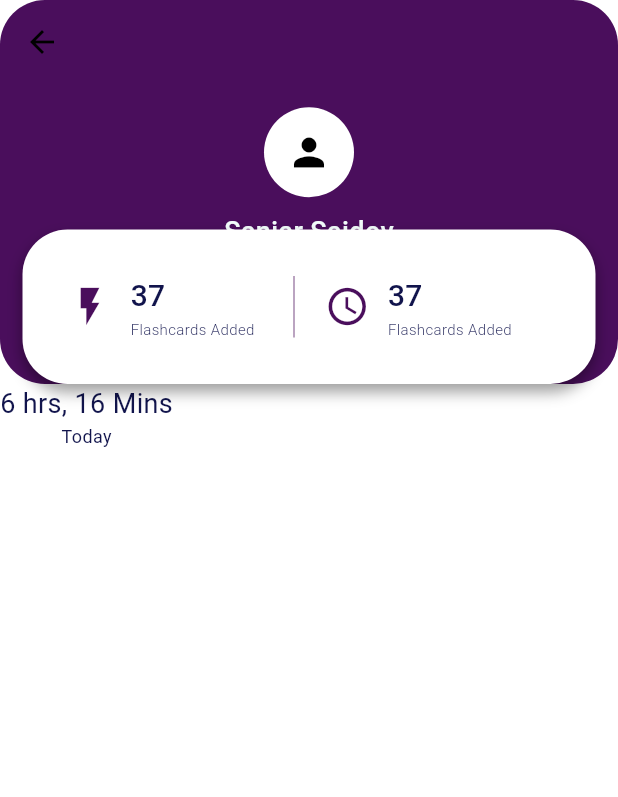
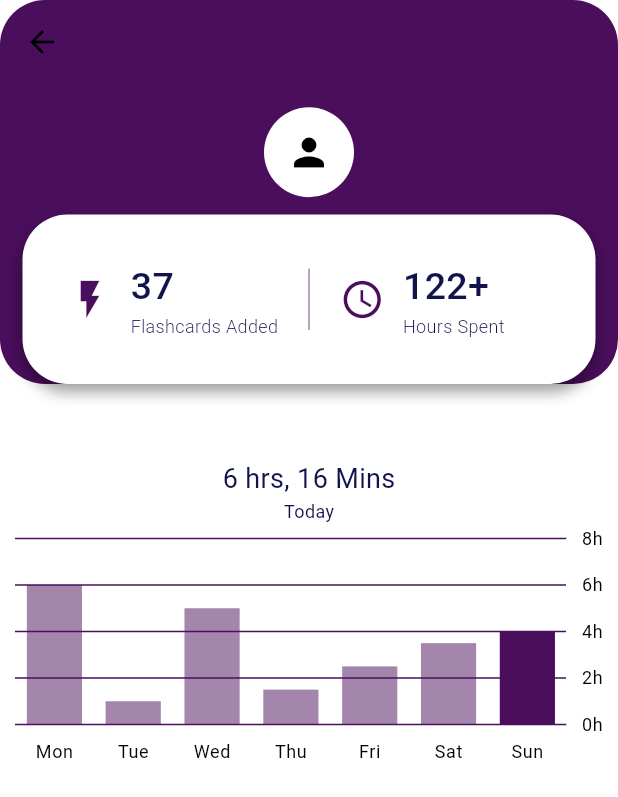
Before and after one commit to Sanjarbek17/flash_cards_app, a Flutter app: the AccountScreen screen opened by its route, on a phone screen of 412 x 824 dp. Shown: the top 797 px of the screen. Run offline on Flutter 3.47's test engine with Material 3 defaults, Android fonts, the phone set to English and light mode, and no system bars; our stand-ins replace awesome_extensions, carousel_slider, flutter_svg, syncfusion_flutter_charts.

Commit message:
graph added

```diff
--- a/lib/core/theme/custom_colors.dart
+++ b/lib/core/theme/custom_colors.dart
@@ -6,5 +6,7 @@ class CustomColors {
   static const Color textColorBlue = Color(0xff11144C);
   static const Color textColorWhite = Color(0xffF4FFFD);
 
+  static const Color gridColor = Color(0x3E011936);
+
   static const Color white = Colors.white;
 }
--- a/lib/core/theme/custom_text_theme.dart
+++ b/lib/core/theme/custom_text_theme.dart
@@ -48,12 +48,12 @@ class CustomTextTheme {
   );
 
   static const flashTextStyle = TextStyle(
-    fontSize: 20,
+    fontSize: 25,
     fontWeight: FontWeight.w500,
     color: CustomColors.textColorBlue,
   );
   static const flashSubTextStyle = TextStyle(
-    fontSize: 10,
+    fontSize: 12,
     fontWeight: FontWeight.w300,
     color: CustomColors.textColorBlue,
   );
--- a/lib/presentation/pages/account_screen.dart
+++ b/lib/presentation/pages/account_screen.dart
@@ -3,9 +3,33 @@ import 'package:flash_cards_app/core/extension/text_theme_extension.dart';
 import 'package:flash_cards_app/core/theme/custom_colors.dart';
 import 'package:flash_cards_app/presentation/widgets/flash_widget.dart';
 import 'package:flutter/material.dart';
+import 'package:syncfusion_flutter_charts/charts.dart';
 
-class AccountScreen extends StatelessWidget {
+class AccountScreen extends StatefulWidget {
   const AccountScreen({super.key});
+
+  @override
+  State<AccountScreen> createState() => _AccountScreenState();
+}
+
+class _AccountScreenState extends State<AccountScreen> {
+  late List<_ChartData> data;
+  late TooltipBehavior _tooltip;
+
+  @override
+  void initState() {
+    data = [
+      _ChartData('Mon', 6),
+      _ChartData('Tue', 1),
+      _ChartData('Wed', 5),
+      _ChartData('Thu', 1.5),
+      _ChartData('Fri', 2.5),
+      _ChartData('Sat', 3.5),
+      _ChartData('Sun', 4),
+    ];
+    _tooltip = TooltipBehavior(enable: true);
+    super.initState();
+  }
 
   @override
   Widget build(BuildContext context) {
@@ -48,8 +72,10 @@ class AccountScreen extends StatelessWidget {
                     mainAxisAlignment: MainAxisAlignment.spaceEvenly,
                     children: [
                       const Expanded(
+                        flex: 10,
                         child: FlashWidget(icon: Icons.flash_on, title: '37', subTitle: 'Flashcards Added'),
                       ),
+                      const SizedBox(width: 20),
                       Container(
                         width: 1,
                         height: 41,
@@ -57,7 +83,8 @@ class AccountScreen extends StatelessWidget {
                       ),
                       const SizedBox(width: 20),
                       const Expanded(
-                        child: FlashWidget(icon: Icons.schedule, title: '37', subTitle: 'Flashcards Added'),
+                        flex: 10,
+                        child: FlashWidget(icon: Icons.schedule, title: '122+', subTitle: 'Hours Spent'),
                       ),
                     ],
                   ),
@@ -69,10 +96,66 @@ class AccountScreen extends StatelessWidget {
       ),
       body: Column(
         children: [
+          const SizedBox(height: 50),
           Text('6 hrs, 16 Mins', style: context.accountBodyTextStyle),
           Text('Today', style: context.accountBodySubTextStyle),
+          SizedBox(
+            height: 170,
+            child: SfCartesianChart(
+              primaryXAxis: const CategoryAxis(),
+              primaryYAxis: const NumericAxis(
+                opposedPosition: true,
+                interval: 2,
+                labelFormat: '{value}h',
+                majorGridLines: MajorGridLines(
+                  width: 1,
+                  color: CustomColors.primaryColor,
+                ),
+                minorGridLines: MinorGridLines(
+                  width: 500,
+                  color: Colors.red,
+                ),
+              ),
+              tooltipBehavior: _tooltip,
+              series: <CartesianSeries<_ChartData, String>>[
+                ColumnSeries<_ChartData, String>(
+                  dataSource: data,
+                  xValueMapper: (_ChartData data, _) => data.x,
+                  yValueMapper: (_ChartData data, _) => data.y,
+                  pointColorMapper: (_ChartData data, _) {
+                    DateTime now = DateTime.now();
+                    String currentDay = [
+                      'Sun',
+                      'Mon',
+                      'Tue',
+                      'Wed',
+                      'Thu',
+                      'Fri',
+                      'Sat',
+                    ][now.weekday % 7];
+                    return data.x == currentDay
+                        ? CustomColors.primaryColor
+                        : CustomColors.primaryColor.withOpacity(
+                            0.5,
+                          );
+                  },
+                  name: 'Hour',
+                  // isTrackVisible: true,
+
+                  color: CustomColors.primaryColor,
+                ),
+              ],
+            ),
+          ),
         ],
       ),
     );
   }
 }
+
+class _ChartData {
+  _ChartData(this.x, this.y);
+
+  final String x;
+  final double y;
+}
```
